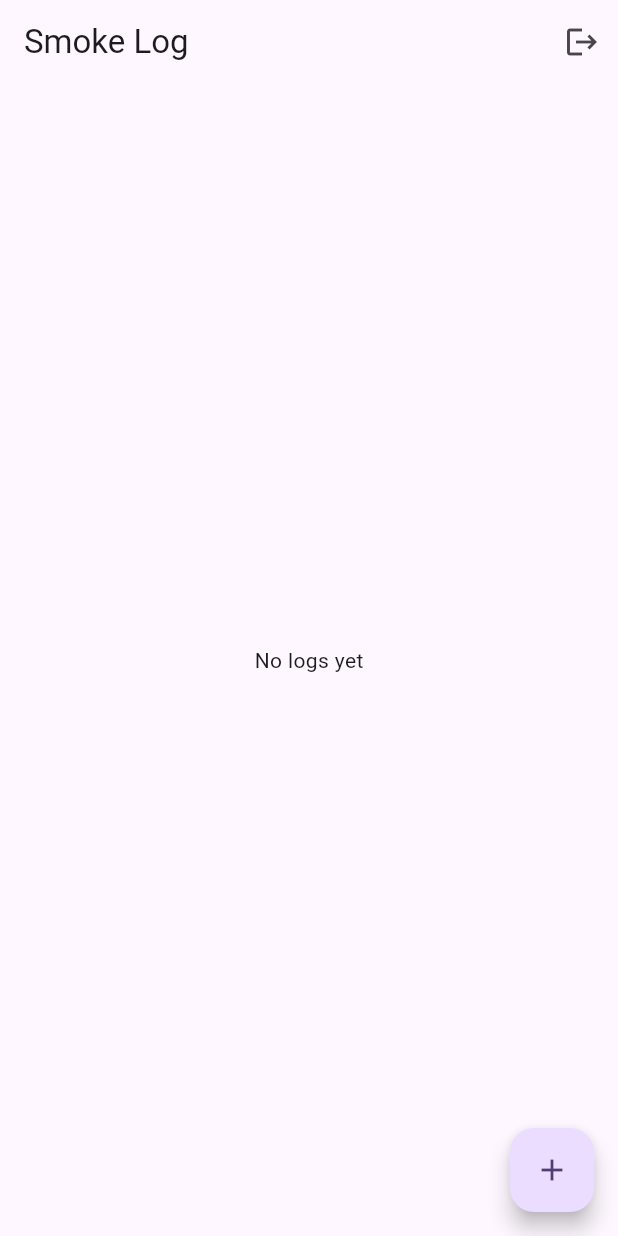
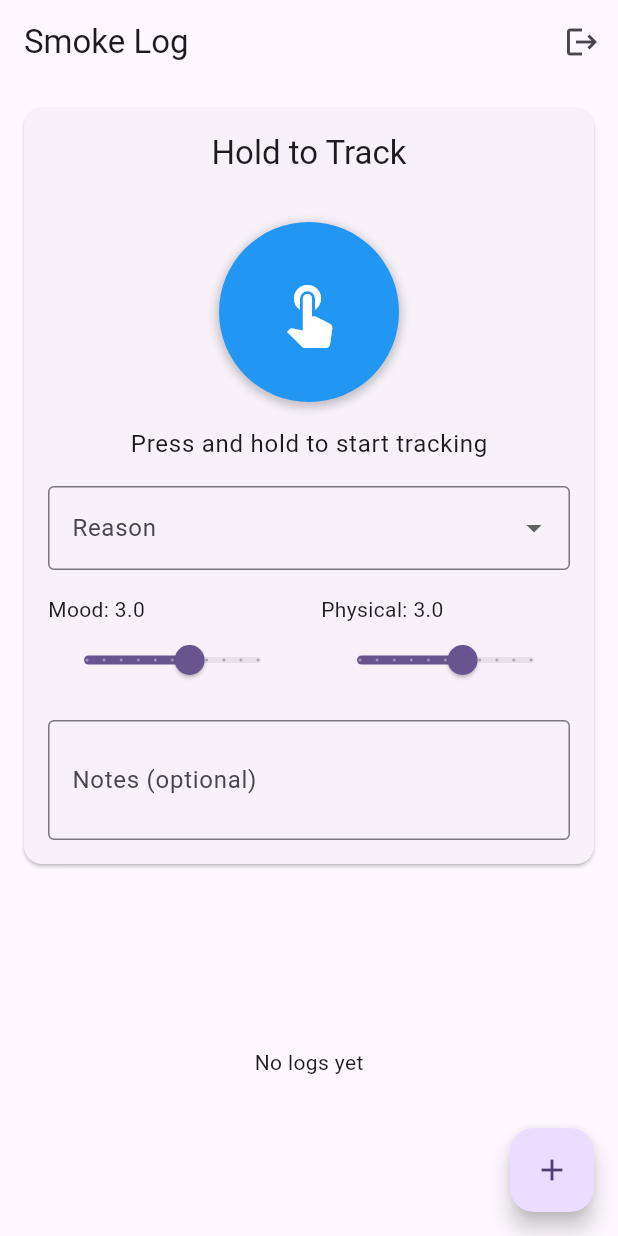
Before and after one commit to SoupyOfficial/smoke_log, a Flutter app: the screen it shows once a user with an empty profile is signed in, on a phone screen of 412 x 824 dp. Run offline on Flutter 3.47's test engine with Material 3 defaults, Android fonts, the phone set to English and light mode, and no system bars; our stand-ins replace cloud_firestore, firebase_auth, firebase_core; accounts and stored records are empty.

Commit message:
More features

```diff
--- a/lib/models/log.dart
+++ b/lib/models/log.dart
@@ -3,26 +3,42 @@ import 'package:cloud_firestore/cloud_firestore.dart';
 class Log {
   final String? id;
   final DateTime timestamp;
-  final String? description;
+  final int durationSeconds;
+  final String reason;
+  final double moodRating;
+  final double physicalRating;
+  final String? notes;
 
   Log({
     this.id,
     required this.timestamp,
-    this.description,
+    this.durationSeconds = 0,
+    this.reason = '',
+    this.moodRating = 0.0,
+    this.physicalRating = 0.0,
+    this.notes,
   });
 
   factory Log.fromMap(Map<String, dynamic> map, String docId) {
     return Log(
       id: docId,
       timestamp: (map['timestamp'] as Timestamp).toDate(),
-      description: map['description'] as String?,
+      durationSeconds: map['durationSeconds'] ?? 0,
+      reason: map['reason'] ?? '',
+      moodRating: (map['moodRating'] ?? 0.0).toDouble(),
+      physicalRating: (map['physicalRating'] ?? 0.0).toDouble(),
+      notes: map['notes'],
     );
   }
 
   Map<String, dynamic> toMap() {
     return {
       'timestamp': Timestamp.fromDate(timestamp),
-      'description': description,
+      'durationSeconds': durationSeconds,
+      'reason': reason,
+      'moodRating': moodRating,
+      'physicalRating': physicalRating,
+      'notes': notes,
     };
   }
 }
--- a/lib/screens/home_screen.dart
+++ b/lib/screens/home_screen.dart
@@ -3,6 +3,7 @@ import 'package:firebase_auth/firebase_auth.dart';
 import 'package:intl/intl.dart';
 import '../models/log.dart';
 import '../services/log_repository.dart';
+import '../widgets/add_log_form.dart';
 
 class HomeScreen extends StatefulWidget {
   const HomeScreen({super.key});
@@ -20,28 +21,6 @@ class _HomeScreenState extends State<HomeScreen> {
     super.initState();
     final userId = FirebaseAuth.instance.currentUser!.uid;
     _logRepository = LogRepository(userId);
-  }
-
-  Future<void> _addLog() async {
-    final log = Log(
-      timestamp: DateTime.now(),
-      description: 'Smoke logged',
-    );
-
-    try {
-      await _logRepository.addLog(log);
-      if (mounted) {
-        ScaffoldMessenger.of(context).showSnackBar(
-          const SnackBar(content: Text('Log added successfully')),
-        );
-      }
-    } catch (e) {
-      if (mounted) {
-        ScaffoldMessenger.of(context).showSnackBar(
-          const SnackBar(content: Text('Failed to add log')),
-        );
-      }
-    }
   }
 
   Future<void> _deleteLog(String logId) async {
@@ -77,7 +56,11 @@ class _HomeScreenState extends State<HomeScreen> {
           ),
         ],
       ),
-      body: StreamBuilder<List<Log>>(
+      body: Column(
+        children: [
+          AddLogForm(logRepository: _logRepository),
+          Expanded(
+            child: StreamBuilder<List<Log>>(
               stream: _logRepository.streamLogs(),
               builder: (context, snapshot) {
                 if (snapshot.connectionState == ConnectionState.waiting) {
@@ -130,17 +113,25 @@ class _HomeScreenState extends State<HomeScreen> {
                       onDismissed: (direction) => _deleteLog(log.id!),
                       child: ListTile(
                         title: Text(_dateFormat.format(log.timestamp)),
-                  subtitle: Text(log.description ?? ''),
+                        subtitle: Text('${log.durationSeconds}s'),
                       ),
                     );
                   },
                 );
               },
             ),
+          ),
+        ],
+      ),
       floatingActionButton: FloatingActionButton(
-        onPressed: _addLog,
+        onPressed: () {}, // Empty onPressed for now
         child: const Icon(Icons.add),
       ),
     );
   }
+
+  @override
+  void dispose() {
+    super.dispose();
   }
+}
--- /dev/null
+++ b/lib/widgets/add_log_form.dart
@@ -0,0 +1,215 @@
+import 'package:flutter/material.dart';
+import '../models/log.dart';
+import '../services/log_repository.dart';
+
+class AddLogForm extends StatefulWidget {
+  final LogRepository logRepository;
+
+  const AddLogForm({
+    super.key,
+    required this.logRepository,
+  });
+
+  @override
+  State<AddLogForm> createState() => _AddLogFormState();
+}
+
+class _AddLogFormState extends State<AddLogForm> {
+  DateTime? _startTime;
+  int _durationSeconds = 0;
+  final _notesController = TextEditingController();
+  String _selectedReason = '';
+  double _moodRating = 3.0;
+  double _physicalRating = 3.0;
+
+  final List<String> _reasons = [
+    'Stress Relief',
+    'Social',
+    'Relaxation',
+    'Habit',
+    'Other'
+  ];
+
+  void _startTimer() {
+    setState(() {
+      _startTime = DateTime.now();
+      _durationSeconds = 0;
+    });
+  }
+
+  void _stopTimerAndSave() async {
+    if (_startTime != null) {
+      setState(() {
+        _durationSeconds = DateTime.now().difference(_startTime!).inSeconds;
+        _startTime = null;
+      });
+
+      // Only save if duration is greater than 0 seconds
+      if (_durationSeconds > 0) {
+        final log = Log(
+          timestamp: DateTime.now(),
+          durationSeconds: _durationSeconds,
+          reason: _selectedReason.isEmpty ? 'Other' : _selectedReason,
+          moodRating: _moodRating,
+          physicalRating: _physicalRating,
+          notes: _notesController.text.isEmpty ? null : _notesController.text,
+        );
+
+        try {
+          await widget.logRepository.addLog(log);
+          if (mounted) {
+            ScaffoldMessenger.of(context).showSnackBar(
+              const SnackBar(content: Text('Log added successfully')),
+            );
+            _resetForm();
+          }
+        } catch (e) {
+          if (mounted) {
+            ScaffoldMessenger.of(context).showSnackBar(
+              const SnackBar(content: Text('Failed to add log')),
+            );
+          }
+        }
+      }
+    }
+  }
+
+  void _resetForm() {
+    setState(() {
+      _startTime = null;
+      _durationSeconds = 0;
+      _notesController.clear();
+      _selectedReason = '';
+      _moodRating = 3.0;
+      _physicalRating = 3.0;
+    });
+  }
+
+  @override
+  Widget build(BuildContext context) {
+    return Card(
+      margin: const EdgeInsets.all(16.0),
+      child: Padding(
+        padding: const EdgeInsets.all(16.0),
+        child: Column(
+          mainAxisSize: MainAxisSize.min,
+          children: [
+            Text(
+              'Hold to Track',
+              style: Theme.of(context).textTheme.titleLarge,
+            ),
+            const SizedBox(height: 16),
+            if (_startTime != null)
+              Text(
+                'Duration: ${_durationSeconds}s',
+                style: Theme.of(context).textTheme.headlineSmall,
+              ),
+            const SizedBox(height: 16),
+            GestureDetector(
+              onLongPressStart: (_) => _startTimer(),
+              onLongPressEnd: (_) => _stopTimerAndSave(),
+              child: Container(
+                width: 120,
+                height: 120,
+                decoration: BoxDecoration(
+                  shape: BoxShape.circle,
+                  color: _startTime != null ? Colors.red : Colors.blue,
+                  boxShadow: [
+                    BoxShadow(
+                      color: Colors.black.withOpacity(0.2),
+                      spreadRadius: 2,
+                      blurRadius: 4,
+                      offset: const Offset(0, 2),
+                    ),
+                  ],
+                ),
+                child: Center(
+                  child: Icon(
+                    _startTime != null ? Icons.stop : Icons.touch_app,
+                    size: 48,
+                    color: Colors.white,
+                  ),
+                ),
+              ),
+            ),
+            const SizedBox(height: 16),
+            Text(
+              _startTime != null
+                  ? 'Release to save'
+                  : 'Press and hold to start tracking',
+              style: Theme.of(context).textTheme.bodyLarge,
+            ),
+            const SizedBox(height: 16),
+            DropdownButtonFormField<String>(
+              decoration: const InputDecoration(
+                labelText: 'Reason',
+                border: OutlineInputBorder(),
+              ),
+              value: _selectedReason.isEmpty ? null : _selectedReason,
+              items: _reasons.map((reason) {
+                return DropdownMenuItem(value: reason, child: Text(reason));
+              }).toList(),
+              onChanged: (value) =>
+                  setState(() => _selectedReason = value ?? ''),
+            ),
+            const SizedBox(height: 16),
+            Row(
+              children: [
+                Expanded(
+                  child: Column(
+                    crossAxisAlignment: CrossAxisAlignment.start,
+                    children: [
+                      Text('Mood: ${_moodRating.toStringAsFixed(1)}'),
+                      Slider(
+                        value: _moodRating,
+                        min: 0,
+                        max: 5,
+                        divisions: 10,
+                        label: _moodRating.toStringAsFixed(1),
+                        onChanged: (value) =>
+                            setState(() => _moodRating = value),
+                      ),
+                    ],
+                  ),
+                ),
+                const SizedBox(width: 16),
+                Expanded(
+                  child: Column(
+                    crossAxisAlignment: CrossAxisAlignment.start,
+                    children: [
+                      Text('Physical: ${_physicalRating.toStringAsFixed(1)}'),
+                      Slider(
+                        value: _physicalRating,
+                        min: 0,
+                        max: 5,
+                        divisions: 10,
+                        label: _physicalRating.toStringAsFixed(1),
+                        onChanged: (value) =>
+                            setState(() => _physicalRating = value),
+                      ),
+                    ],
+                  ),
+                ),
+              ],
+            ),
+            const SizedBox(height: 16),
+            TextField(
+              controller: _notesController,
+              decoration: const InputDecoration(
+                labelText: 'Notes (optional)',
+                border: OutlineInputBorder(),
+              ),
+              maxLines: 2,
+            ),
+          ],
+        ),
+      ),
+    );
+  }
+
+  @override
+  void dispose() {
+    _notesController.dispose();
+    super.dispose();
+  }
+}
```
Lines whose indentation alone changed are shown as unchanged.
